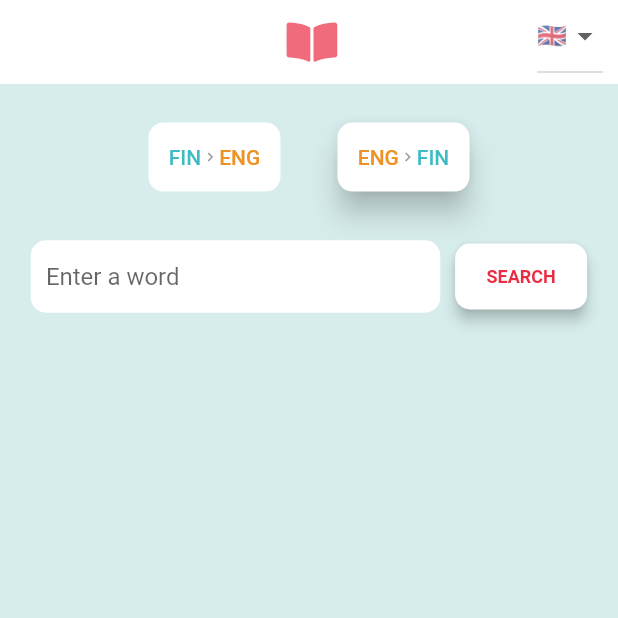
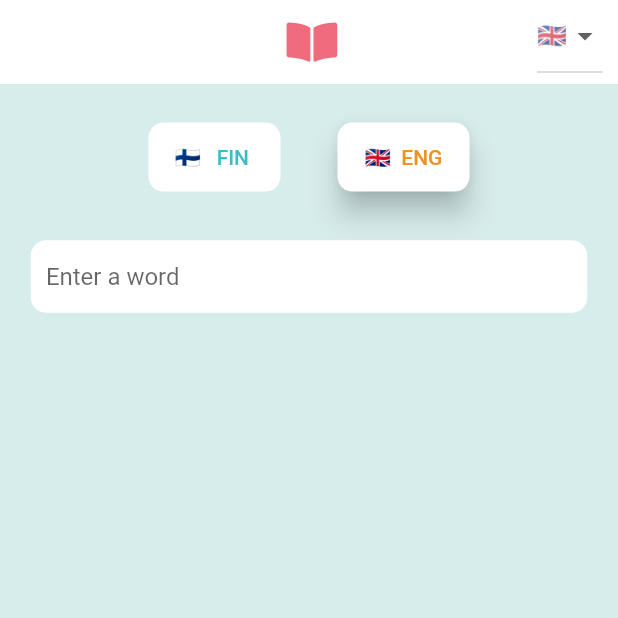
Before and after one commit to yellowswordg/finapp, a Flutter app: the screen it shows after launch, on a phone screen of 412 x 824 dp, the top half of it. Run offline on Flutter 3.47's test engine with Material 2 defaults, Android fonts, the phone set to English and light mode, and no system bars; our stand-ins replace bloc, equatable, flutter_bloc, font_awesome_flutter, sqflite; accounts and stored records are empty.

Commit message:
Refactor buttons, change search querry
Buttons only show one language, search is searching for match in a word, substring of word.

```diff
--- a/lib/repositories/dict/dict_repository.dart
+++ b/lib/repositories/dict/dict_repository.dart
@@ -8,8 +8,8 @@ class DictRepository {
       {String search, String language, String translation}) async {
     // print("from repo translation:  ${translation} \n language:  ${language}");
     final db = await DBHelper.database();
-    List<Map> data =
-        await db.rawQuery("SELECT * FROM data WHERE $language LIKE '$search%'");
+    List<Map> data = await db
+        .rawQuery("SELECT * FROM data WHERE $language LIKE '%$search%'");
 
     List<Word> words = data.map((word) {
       return Word.fromEntity(WordEntity.fromDb(word, translation));
--- a/lib/screens/dictionary/dictionary.dart
+++ b/lib/screens/dictionary/dictionary.dart
@@ -26,7 +26,12 @@ class _DictionaryState extends State<Dictionary> {
     SizeConfig().init(context);
     double blockSizeVertical = SizeConfig.blockSizeVertical;
     double blockSizeHorizontal = SizeConfig.blockSizeHorizontal;
-
+    List<Languages> languagePicker = [
+      Languages.english,
+      Languages.french,
+      Languages.german,
+      Languages.russian
+    ];
     // double defaultSize = SizeConfig.defaultSize;
     return BlocConsumer<DictionaryBloc, DictionaryState>(
       listener: (context, state) {
@@ -63,22 +68,13 @@ class _DictionaryState extends State<Dictionary> {
               DropdownButton(
                 hint: Text('${languages[state.translation].flag}'),
                 items: [
-                  DropdownMenuItem(
-                    value: Languages.english,
-                    child: Text(languages[Languages.english].flag),
+                  ...List.generate(
+                    languagePicker.length,
+                    (index) => DropdownMenuItem(
+                      value: languagePicker[index],
+                      child: Text(languages[languagePicker[index]].flag),
+                    ),
                   ),
-                  DropdownMenuItem(
-                    value: Languages.russian,
-                    child: Text(languages[Languages.russian].flag),
-                  ),
-                  DropdownMenuItem(
-                    value: Languages.german,
-                    child: Text(languages[Languages.german].flag),
-                  ),
-                  DropdownMenuItem(
-                    value: Languages.french,
-                    child: Text(languages[Languages.french].flag),
-                  )
                 ],
                 onChanged: (value) {
                   context
@@ -102,8 +98,7 @@ class _DictionaryState extends State<Dictionary> {
                     mainAxisAlignment: MainAxisAlignment.spaceAround,
                     children: [
                       FromToButton(
-                        from: 'FIN',
-                        to: languages[state.translation].shortName,
+                        label: '🇫🇮   FIN ',
                         fromColor: kBlue,
                         toColor: kOrange,
                         onTap: () => context.bloc<DictionaryBloc>().add(
@@ -115,8 +110,8 @@ class _DictionaryState extends State<Dictionary> {
                         buttonLanguage: Languages.finnish,
                       ),
                       FromToButton(
-                        from: languages[state.translation].shortName,
-                        to: 'FIN',
+                        label:
+                            '${languages[state.translation].flag}  ${languages[state.translation].shortName}',
                         fromColor: kOrange,
                         toColor: kBlue,
                         onTap: () => context.bloc<DictionaryBloc>().add(
@@ -157,27 +152,6 @@ class _DictionaryState extends State<Dictionary> {
                           onChanged: (value) => context
                               .bloc<DictionaryBloc>()
                               .add(DictionarySearchUpdated(value)),
-                        ),
-                      ),
-                      SizedBox(
-                        width: 10,
-                      ),
-                      RaisedButton(
-                        elevation: 4,
-                        shape: RoundedRectangleBorder(
-                            borderRadius: BorderRadius.circular(10)),
-                        padding: EdgeInsets.symmetric(vertical: 15),
-                        color: Theme.of(context).primaryColor,
-                        onPressed: () => context
-                            .bloc<DictionaryBloc>()
-                            .add(DictionaryUpdated()),
-                        child: Text(
-                          'SEARCH',
-                          style: TextStyle(
-                            color: kRed,
-                            fontSize: 12,
-                            fontWeight: FontWeight.bold,
-                          ),
                         ),
                       ),
                     ],
--- a/lib/screens/dictionary/widgets/from_to_button.dart
+++ b/lib/screens/dictionary/widgets/from_to_button.dart
@@ -2,16 +2,15 @@ import 'package:finapp/models/languages.dart';
 import 'package:flutter/material.dart';
 
 class FromToButton extends StatelessWidget {
-  final String from;
-  final String to;
+  final String label;
+
   final Color fromColor;
   final Color toColor;
   final Function onTap;
   final Languages language;
   final Languages buttonLanguage;
   const FromToButton({
-    this.from,
-    this.to,
+    this.label,
     this.fromColor,
     this.toColor,
     this.onTap,
@@ -29,13 +28,7 @@ class FromToButton extends StatelessWidget {
       onPressed: () => onTap(),
       child: Row(
         children: [
-          Text(from, style: TextStyle(color: fromColor)),
-          Icon(
-            Icons.keyboard_arrow_right,
-            size: 12,
-            color: Colors.grey,
-          ),
-          Text(to, style: TextStyle(color: toColor)),
+          Text(label, style: TextStyle(color: fromColor)),
         ],
       ),
     );
```
